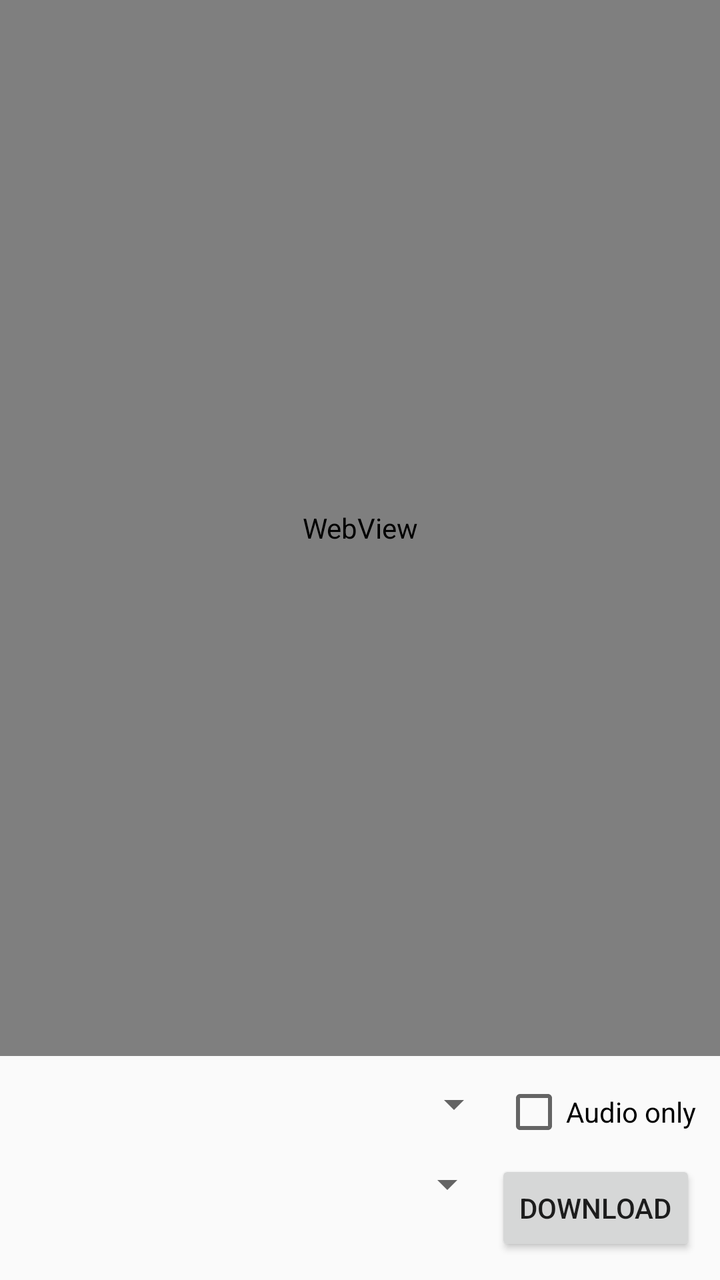
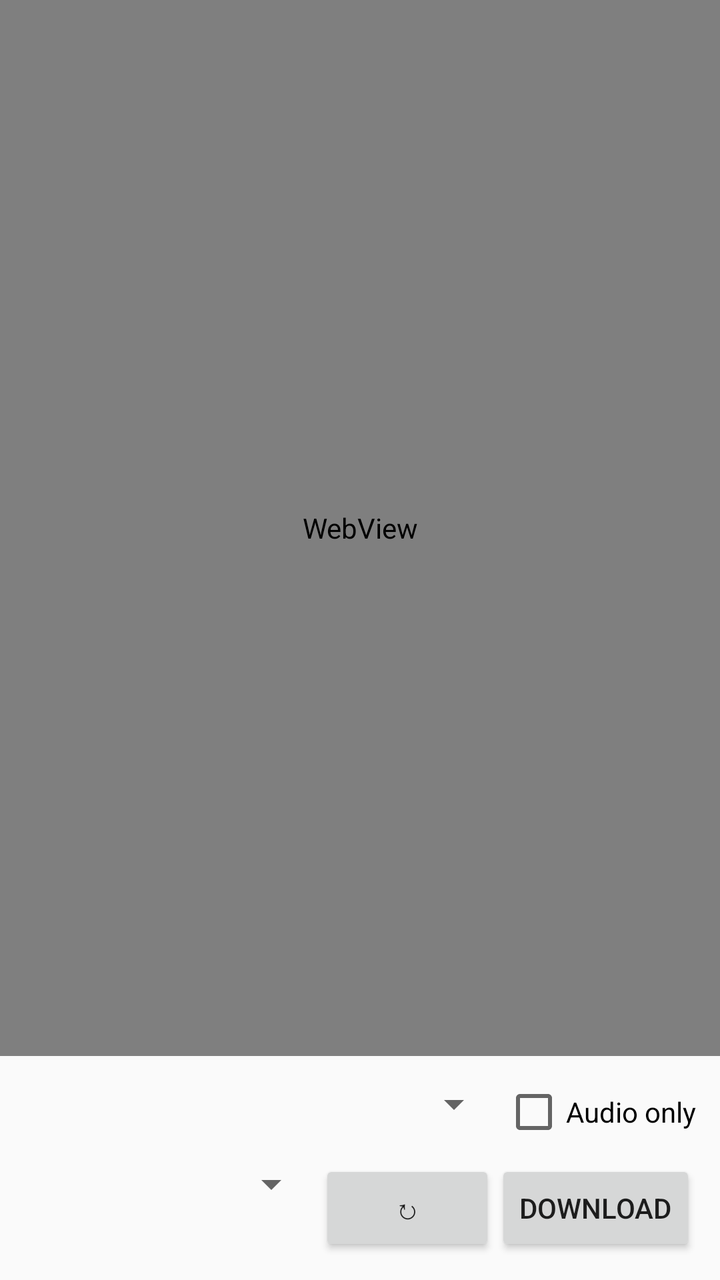

Before-and-after screenshots of an Android layout around one commit, followed by the original layout XML and the change that was made.
<!-- AndroidManifest.xml: application theme Theme.GrabAll -->
<!-- res/layout/activity_browse.xml -->
<?xml version="1.0" encoding="utf-8"?>
<LinearLayout xmlns:android="http://schemas.android.com/apk/res/android"
    android:layout_width="match_parent"
    android:layout_height="match_parent"
    android:orientation="vertical">

    <WebView
        android:id="@+id/browseWebView"
        android:layout_width="match_parent"
        android:layout_height="0dp"
        android:layout_weight="1" />

    <LinearLayout
        android:layout_width="match_parent"
        android:layout_height="wrap_content"
        android:orientation="vertical"
        android:padding="12dp">

        <LinearLayout
            android:layout_width="match_parent"
            android:layout_height="wrap_content"
            android:orientation="horizontal">

            <Spinner
                android:id="@+id/browseQuality"
                android:layout_width="0dp"
                android:layout_height="wrap_content"
                android:layout_weight="1" />

            <CheckBox
                android:id="@+id/browseAudioOnly"
                android:layout_width="wrap_content"
                android:layout_height="wrap_content"
                android:text="@string/audio_only" />
        </LinearLayout>

        <LinearLayout
            android:layout_width="match_parent"
            android:layout_height="wrap_content"
            android:layout_marginTop="8dp"
            android:orientation="horizontal">

            <Spinner
                android:id="@+id/browsePlaylist"
                android:layout_width="0dp"
                android:layout_height="wrap_content"
                android:layout_weight="1" />

            <Button
                android:id="@+id/browseDownload"
                android:layout_width="wrap_content"
                android:layout_height="wrap_content"
                android:text="@string/download" />
        </LinearLayout>
    </LinearLayout>

</LinearLayout>
<!-- resources referenced by this layout -->
<resources>
  <string name="audio_only">Audio only</string>
  <string name="download">Download</string>
  <style name="Theme.GrabAll" parent="Theme.AppCompat.DayNight.DarkActionBar" />
</resources>

<!-- the commit's change to res/layout/activity_browse.xml (unified diff, before → after) -->
@@ -47,6 +47,12 @@
                 android:layout_weight="1" />
 
             <Button
+                android:id="@+id/browseReload"
+                android:layout_width="wrap_content"
+                android:layout_height="wrap_content"
+                android:text="@string/browse_reload" />
+
+            <Button
                 android:id="@+id/browseDownload"
                 android:layout_width="wrap_content"
                 android:layout_height="wrap_content"
<!-- resource entries referenced after the edit -->
@@ -1,6 +1,7 @@
 <!-- resources referenced by this layout -->
 <resources>
   <string name="audio_only">Audio only</string>
+  <string name="browse_reload">↻</string>
   <string name="download">Download</string>
   <style name="Theme.GrabAll" parent="Theme.AppCompat.DayNight.DarkActionBar" />
 </resources>
